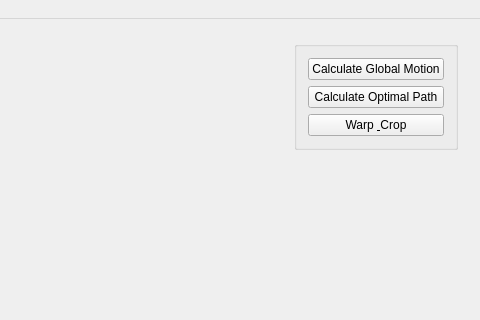
Old version of the form mainwindow.ui in the repository oliw/motion; both pictures show x 283 to 763 and y 0 to 320 of the 763 by 527 pixel window.
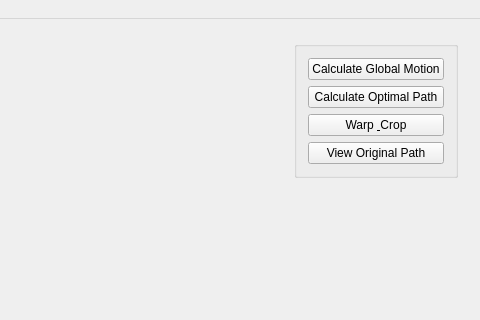
New version of the form.

Diff of the .ui file:
```diff
--- a/mainwindow.ui
+++ b/mainwindow.ui
@@ -118,6 +118,13 @@
             </property>
            </widget>
           </item>
+          <item>
+           <widget class="QPushButton" name="pushButton">
+            <property name="text">
+             <string>View Original Path</string>
+            </property>
+           </widget>
+          </item>
          </layout>
         </widget>
        </item>
```
